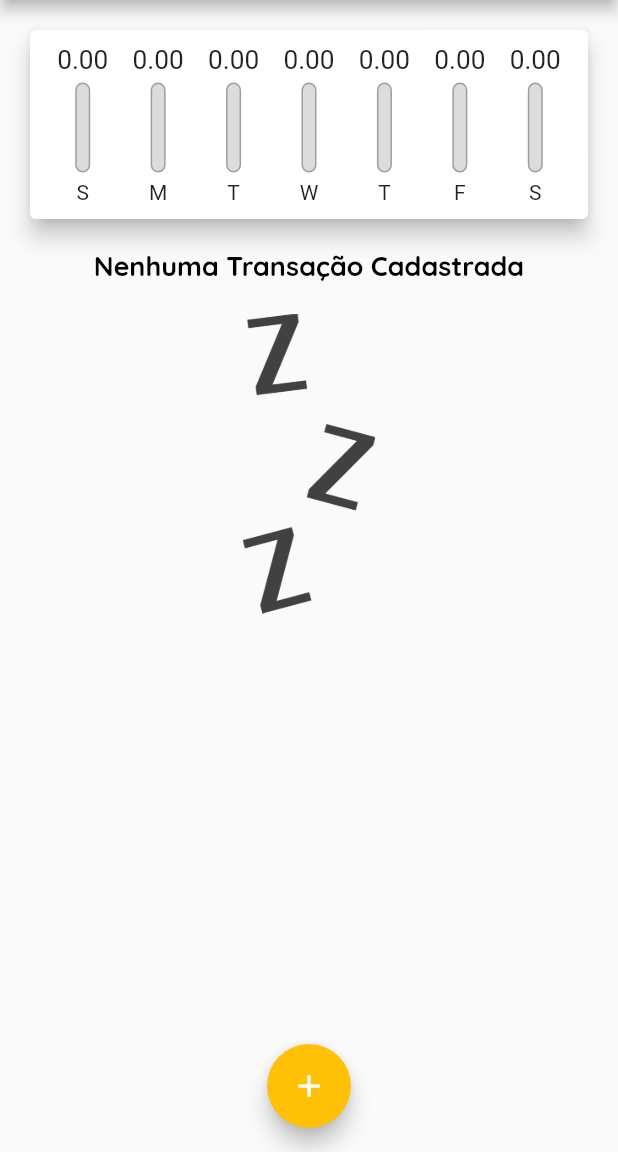
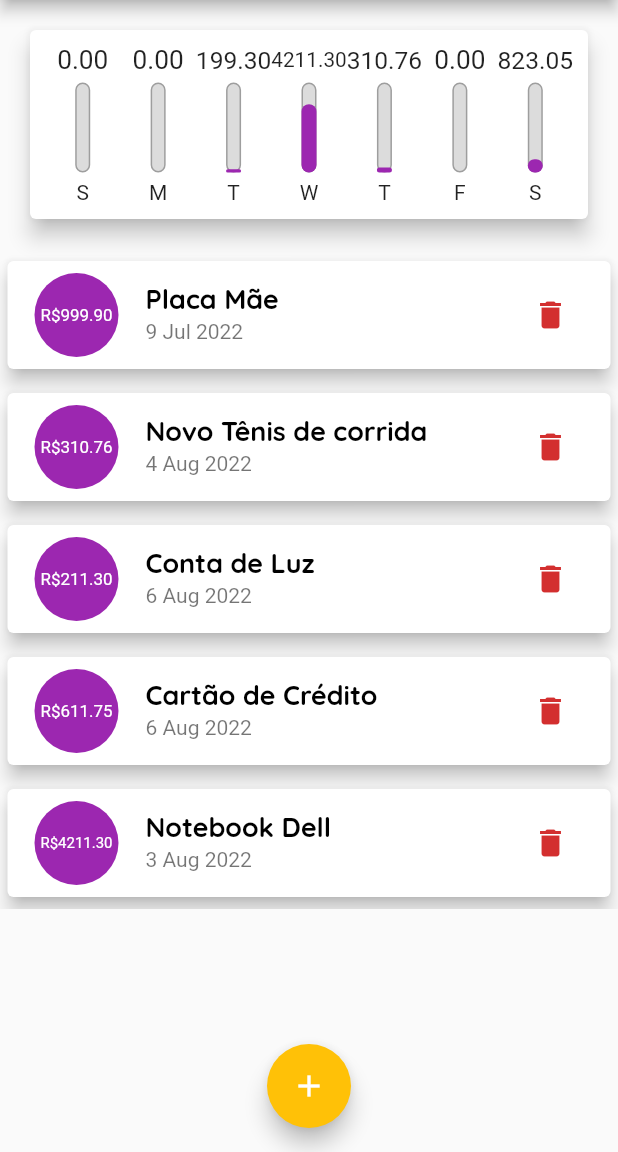
Before and after one commit to IgorFPonchielli/flutter_expenses, a Flutter app: the screen it shows after launch, on a phone screen of 412 x 824 dp, the part 84-1236 px from its top. Run offline on Flutter 3.47's test engine with Material 2 defaults, Android fonts, the phone set to English and light mode, and no system bars.

```diff
--- a/lib/components/chart.dart
+++ b/lib/components/chart.dart
@@ -1,8 +1,8 @@
+// ignore_for_file: import_of_legacy_library_into_null_safe
+
 import 'package:expenses/components/chart_bar.dart';
 import 'package:flutter/material.dart';
 import 'package:intl/intl.dart';
-import 'package:flutter/src/foundation/key.dart';
-import 'package:flutter/src/widgets/framework.dart';
 
 import '../models/transaction.dart';
 
--- a/lib/components/transaction_form.dart
+++ b/lib/components/transaction_form.dart
@@ -1,6 +1,6 @@
+// ignore_for_file: import_of_legacy_library_into_null_safe
+
 import 'package:flutter/material.dart';
-import 'package:flutter/src/foundation/key.dart';
-import 'package:flutter/src/widgets/framework.dart';
 import 'package:intl/intl.dart';
 
 class TransactionForm extends StatefulWidget {
--- a/lib/components/transaction_list.dart
+++ b/lib/components/transaction_list.dart
@@ -1,4 +1,3 @@
-
 // ignore_for_file: import_of_legacy_library_into_null_safe
 
 import 'package:flutter/material.dart';
--- a/lib/main.dart
+++ b/lib/main.dart
@@ -54,38 +54,44 @@ class MyHomePage extends StatefulWidget {
 }
 
 class _MyHomePageState extends State<MyHomePage> {
-  final List<Transaction> _transactions = [];
-  //   Transaction(
-  //     id: 't0',
-  //     title: 'Placa Mãe',
-  //     value: 999.90,
-  //     date: DateTime.now().subtract(const Duration(days: 28)),
-  //   ),
-  //   Transaction(
-  //     id: 't1',
-  //     title: 'Novo Tênis de corrida',
-  //     value: 310.76,
-  //     date: DateTime.now().subtract(const Duration(days: 2)),
-  //   ),
-  //   Transaction(
-  //     id: 't2',
-  //     title: 'Conta de Luz',
-  //     value: 211.30,
-  //     date: DateTime.now(),
-  //   ),
-  //   Transaction(
-  //     id: 't3',
-  //     title: 'Cartão de Crédito',
-  //     value: 1611.75,
-  //     date: DateTime.now(),
-  //   ),
-  //   Transaction(
-  //     id: 't4',
-  //     title: 'Notebook Dell',
-  //     value: 4211.30,
-  //     date: DateTime.now().subtract(const Duration(days: 3)),
-  //   ),
-  // ];
+  final List<Transaction> _transactions = [
+    Transaction(
+      id: 't0',
+      title: 'Placa Mãe',
+      value: 999.90,
+      date: DateTime.now().subtract(const Duration(days: 28)),
+    ),
+    Transaction(
+      id: 't1',
+      title: 'Novo Tênis de corrida',
+      value: 310.76,
+      date: DateTime.now().subtract(const Duration(days: 2)),
+    ),
+    Transaction(
+      id: 't2',
+      title: 'Conta de Luz',
+      value: 211.30,
+      date: DateTime.now(),
+    ),
+    Transaction(
+      id: 't3',
+      title: 'Cartão de Crédito',
+      value: 611.75,
+      date: DateTime.now(),
+    ),
+    Transaction(
+      id: 't4',
+      title: 'Notebook Dell',
+      value: 4211.30,
+      date: DateTime.now().subtract(const Duration(days: 3)),
+    ),
+    Transaction(
+      id: 't5',
+      title: 'Calça',
+      value: 199.30,
+      date: DateTime.now().subtract(const Duration(days: 4)),
+    ),
+  ];
 
   List<Transaction> get _recentTransactions {
     return _transactions
--- a/pubspec.yaml
+++ b/pubspec.yaml
@@ -18,7 +18,7 @@ publish_to: 'none' # Remove this line if you wish to publish to pub.dev
 version: 1.0.0+1
 
 environment:
-  sdk: ">=2.17.5 <3.0.0"
+  sdk: '>=2.12.0 <3.0.0'
 
 # Dependencies specify other packages that your package needs in order to work.
 # To automatically upgrade your package dependencies to the latest versions
@@ -29,7 +29,7 @@ environment:
 dependencies:
   flutter:
     sdk: flutter
-  intl: 0.16.1
+  intl: 0.17.0-nullsafety.2
 
 
   # The following adds the Cupertino Icons font to your application.
```
Also changed, not shown: pubspec.lock.
